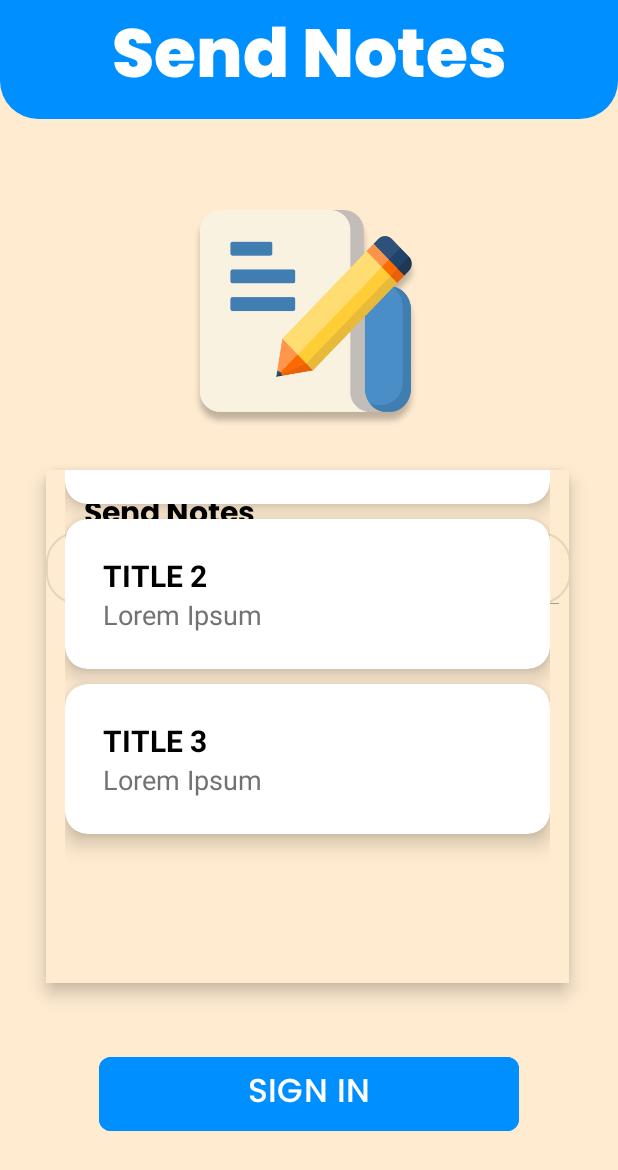
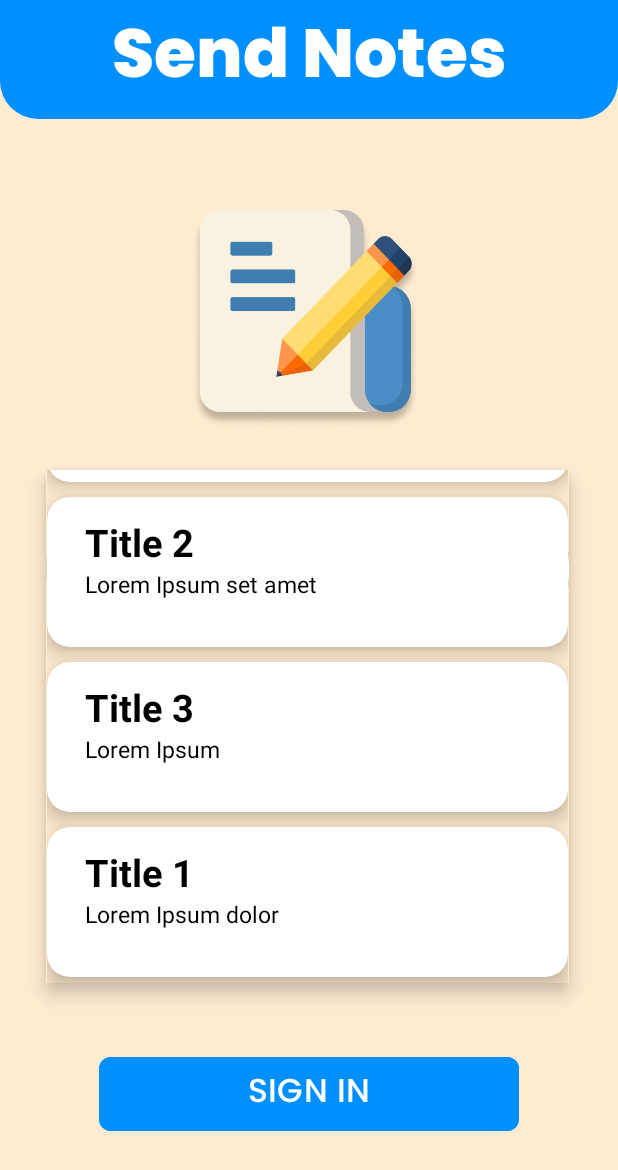
Before and after one commit to paulPortos/Send-notes, an Android app: the fragment Home placed in its activity, on a phone screen of 412 x 824 dp. Shown: the top 1170 px of the screen. Run offline under Robolectric (Android 15) with nearby library versions, the phone set to English and light mode, and no system bars.

Commit message:
Updated Home rv

```diff
--- a/app/src/main/java/com/group1/notamonotako/fragments/Home.kt
+++ b/app/src/main/java/com/group1/notamonotako/fragments/Home.kt
@@ -32,6 +32,7 @@ class Home : Fragment() {
             val intent = Intent(requireContext(),SettingsActivity::class.java)
             startActivity(intent)
         }
+
         val recyclerView: RecyclerView = view.findViewById(R.id.rvhome)
         recyclerView.layoutManager = LinearLayoutManager(requireContext())
 
@@ -41,13 +42,24 @@ class Home : Fragment() {
     }
 
     private fun example(): List<HomeData> {
-        return listOf(
-            HomeData("Title 1", "Lorem Ipsum"),
-            HomeData("Title 2", "Lorem Ipsum"),
-            HomeData("Title 3", "Lorem Ipsum")
+        val title = listOf(
+            "Title 1",
+            "Title 2",
+            "Title 3"
         )
+        val contents = listOf(
+            "Lorem Ipsum dolor",
+            "Lorem Ipsum set amet",
+            "Lorem Ipsum"
+        )
+        val dataList = mutableListOf<HomeData>()
+        for (i in 0..10) {
+            dataList.add(
+                HomeData(title[i % title.size], contents[i % contents.size])
+            )
+        }
+        return dataList
     }
-
 
     override fun onAttach(context: Context) {
         super.onAttach(context)
--- a/app/src/main/res/drawable/search.xml
+++ b/app/src/main/res/drawable/search.xml
@@ -2,6 +2,9 @@
 <shape xmlns:android="http://schemas.android.com/apk/res/android">
     <corners android:radius="20dp" />
 
+    <solid
+        android:color="@color/white"
+        />
     <stroke
         android:width="1dp"
         android:color="@color/beige"
--- a/app/src/main/res/layout/fragment_home.xml
+++ b/app/src/main/res/layout/fragment_home.xml
@@ -83,8 +83,8 @@
 
             <androidx.recyclerview.widget.RecyclerView
                 android:id="@+id/rvhome"
-                android:layout_width="323dp"
-                android:layout_height="454dp"
+                android:layout_width="347dp"
+                android:layout_height="475dp"
                 app:layout_constraintBottom_toBottomOf="parent"
                 app:layout_constraintEnd_toEndOf="parent"
                 app:layout_constraintHorizontal_bias="0.513"
--- a/app/src/main/res/layout/rv_home_row.xml
+++ b/app/src/main/res/layout/rv_home_row.xml
@@ -18,8 +18,8 @@
         android:layout_marginBottom="10dp">
 
         <LinearLayout
-            android:layout_width="wrap_content"
-            android:layout_height="wrap_content"
+            android:layout_width="365dp"
+            android:layout_height="74dp"
             android:layout_centerVertical="true"
             android:layout_marginStart="25dp"
             android:orientation="vertical">
@@ -29,19 +29,17 @@
                 android:layout_width="wrap_content"
                 android:layout_height="wrap_content"
                 android:text="Title"
-                android:textAllCaps="true"
                 android:textColor="@android:color/black"
-                android:textSize="20sp"
+                android:textSize="25sp"
                 android:textStyle="bold" />
 
             <TextView
                 android:id="@+id/contents"
-                android:layout_width="wrap_content"
-                android:layout_height="wrap_content"
-                android:layout_below="@id/title"
+                android:layout_width="367dp"
+                android:layout_height="37dp"
                 android:text="Contents"
-                android:textColor="#727272"
-                android:textSize="18sp" />
+                android:textColor="@color/black"
+                android:textSize="15sp" />
 
         </LinearLayout>
 
```
